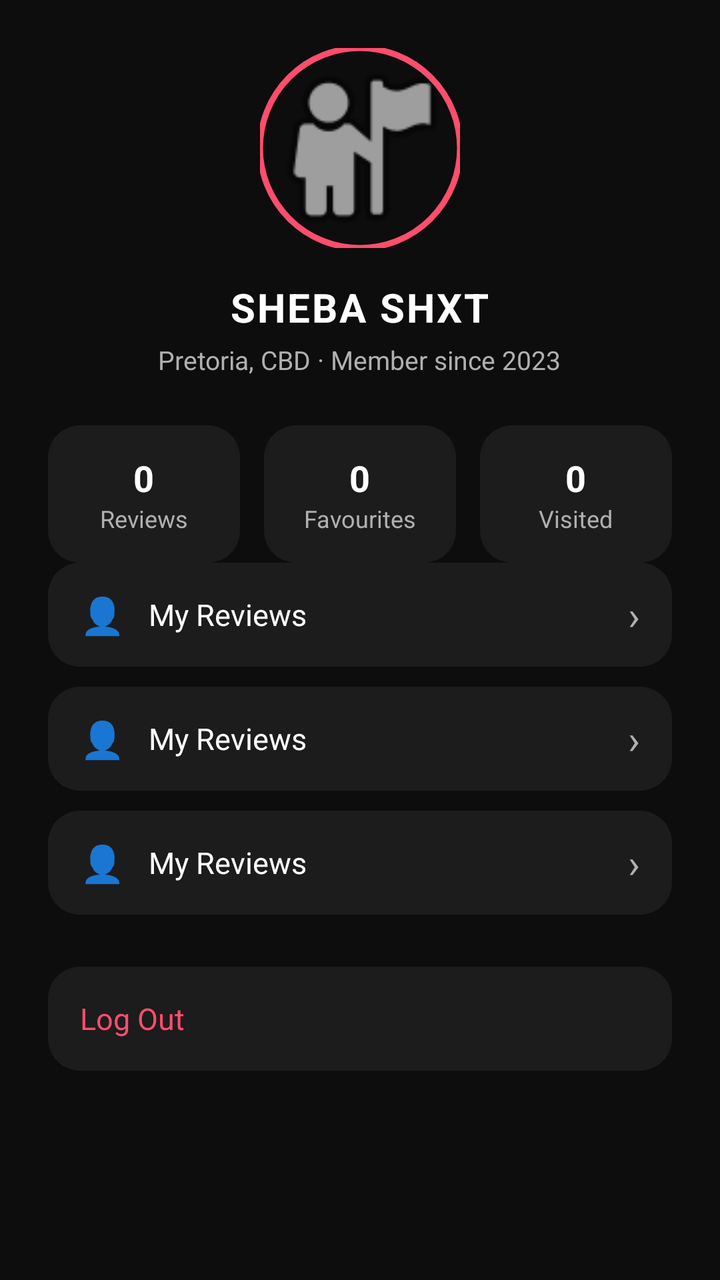
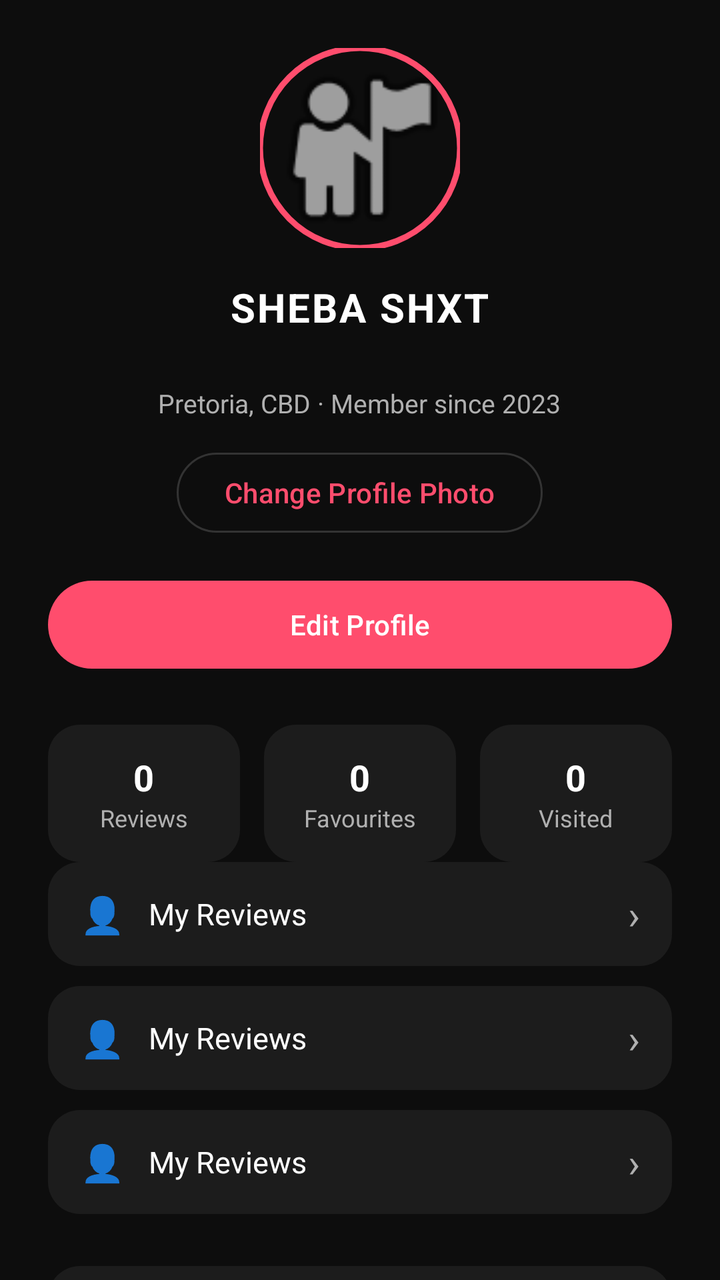

Before-and-after screenshots of an Android layout around one commit, followed by the original layout XML and the change that was made.
<!-- AndroidManifest.xml: application theme Theme.FeastVibe -->
<!-- res/layout/activity_profile.xml -->
<?xml version="1.0" encoding="utf-8"?>
<androidx.constraintlayout.widget.ConstraintLayout
    xmlns:android="http://schemas.android.com/apk/res/android"
    xmlns:app="http://schemas.android.com/apk/res-auto"
    android:id="@+id/main"
    android:layout_width="match_parent"
    android:layout_height="match_parent"
    android:background="@color/background_dark">

    <androidx.core.widget.NestedScrollView
        android:layout_width="0dp"
        android:layout_height="0dp"
        app:layout_constraintTop_toTopOf="parent"
        app:layout_constraintBottom_toBottomOf="parent"
        app:layout_constraintStart_toStartOf="parent"
        app:layout_constraintEnd_toEndOf="parent">

        <LinearLayout
            android:layout_width="match_parent"
            android:layout_height="wrap_content"
            android:gravity="center_horizontal"
            android:orientation="vertical"
            android:padding="24dp">

            
            <com.google.android.material.imageview.ShapeableImageView
                android:layout_width="100dp"
                android:layout_height="100dp"
                android:scaleType="centerCrop"
                android:src="@android:drawable/ic_menu_myplaces"
                app:shapeAppearanceOverlay="@style/CircleImage"
                app:strokeColor="@color/pink_primary"
                app:strokeWidth="3dp" />

            <TextView
                android:layout_width="wrap_content"
                android:layout_height="wrap_content"
                android:layout_marginTop="16dp"
                android:id="@+id/tv_profile_name"
                android:text="SHEBA SHXT"
                android:textColor="@color/text_primary"
                android:textSize="20sp"
                android:textStyle="bold"
                android:letterSpacing="0.05" />

            <TextView
                android:layout_width="wrap_content"
                android:layout_height="wrap_content"
                android:layout_marginTop="4dp"
                android:id="@+id/tv_profile_meta"
                android:text="Pretoria, CBD · Member since 2023"
                android:textColor="@color/text_secondary"
                android:textSize="13sp" />

            
            <LinearLayout
                android:layout_width="match_parent"
                android:layout_height="wrap_content"
                android:layout_marginTop="24dp"
                android:orientation="horizontal">

                <LinearLayout style="@style/StatBox">
                    <TextView android:id="@+id/tv_reviews_count" style="@style/StatNumber" android:text="0" />
                    <TextView style="@style/StatLabel" android:text="Reviews" />
                </LinearLayout>

                <LinearLayout style="@style/StatBox" android:layout_marginStart="12dp">
                    <TextView android:id="@+id/tv_favourites_count" style="@style/StatNumber" android:text="0" />
                    <TextView style="@style/StatLabel" android:text="Favourites" />
                </LinearLayout>

                <LinearLayout style="@style/StatBox" android:layout_marginStart="12dp">
                    <TextView android:id="@+id/tv_visited_count" style="@style/StatNumber" android:text="0" />
                    <TextView style="@style/StatLabel" android:text="Visited" />
                </LinearLayout>
            </LinearLayout>

            
            <include android:id="@+id/menu_reviews" layout="@layout/item_profile_menu"
                android:layout_marginTop="32dp" />
            <include android:id="@+id/menu_settings" layout="@layout/item_profile_menu" />
            <include android:id="@+id/menu_help" layout="@layout/item_profile_menu" />

            <TextView
                android:layout_width="match_parent"
                android:layout_height="52dp"
                android:layout_marginTop="16dp"
                android:background="@drawable/bg_card"
                android:gravity="center_vertical"
                android:paddingHorizontal="16dp"
                android:id="@+id/tv_log_out"
                android:text="Log Out"
                android:textColor="@color/pink_primary"
                android:textSize="15sp" />
        </LinearLayout>
    </androidx.core.widget.NestedScrollView>

</androidx.constraintlayout.widget.ConstraintLayout>
<!-- res/layout/item_profile_menu.xml (included above) -->
<?xml version="1.0" encoding="utf-8"?>
<LinearLayout xmlns:android="http://schemas.android.com/apk/res/android"
    android:layout_width="match_parent"
    android:layout_height="52dp"
    android:orientation="horizontal"
    android:background="@drawable/bg_card"
    android:paddingHorizontal="16dp"
    android:layout_marginBottom="10dp"
    android:gravity="center_vertical">

    <TextView
        android:layout_width="wrap_content"
        android:layout_height="wrap_content"
        android:text="👤"
        android:textSize="18sp" />

    <TextView
        android:id="@+id/tv_menu_label"
        android:layout_width="0dp"
        android:layout_height="wrap_content"
        android:layout_marginStart="12dp"
        android:layout_weight="1"
        android:text="My Reviews"
        android:textColor="@color/text_primary"
        android:textSize="15sp" />

    <TextView
        android:layout_width="wrap_content"
        android:layout_height="wrap_content"
        android:text="›"
        android:textColor="@color/text_secondary"
        android:textSize="20sp" />
</LinearLayout>
<!-- resources referenced by this layout -->
<resources>
  <color name="background_dark">#0D0D0D</color>
  <color name="pink_primary">#FF4D6D</color>
  <color name="text_primary">#FFFFFF</color>
  <color name="text_secondary">#B0B0B0</color>
  <!-- drawable bg_card (drawable) -->
  <?xml version="1.0" encoding="utf-8"?>
  <shape xmlns:android="http://schemas.android.com/apk/res/android"
      android:shape="rectangle">
      <solid android:color="@color/card_dark" />
      <corners android:radius="16dp" />
  </shape>
  <style name="CircleImage">
          <item name="cornerFamily">rounded</item>
          <item name="cornerSize">50%</item>
      </style>
  <style name="StatBox">
          <item name="android:layout_width">0dp</item>
          <item name="android:layout_height">wrap_content</item>
          <item name="android:layout_weight">1</item>
          <item name="android:background">@drawable/bg_card</item>
          <item name="android:gravity">center</item>
          <item name="android:orientation">vertical</item>
          <item name="android:padding">14dp</item>
      </style>
  <style name="StatLabel">
          <item name="android:layout_width">wrap_content</item>
          <item name="android:layout_height">wrap_content</item>
          <item name="android:textColor">@color/text_secondary</item>
          <item name="android:textSize">12sp</item>
      </style>
  <style name="StatNumber">
          <item name="android:layout_width">wrap_content</item>
          <item name="android:layout_height">wrap_content</item>
          <item name="android:textColor">@color/text_primary</item>
          <item name="android:textSize">18sp</item>
          <item name="android:textStyle">bold</item>
      </style>
  <style name="Theme.FeastVibe" parent="Base.Theme.FeastVibe" />
  <color name="card_dark">#1C1C1C</color>
  <style name="Base.Theme.FeastVibe" parent="Theme.Material3.DayNight.NoActionBar">
          
          <item name="colorPrimary">@color/pink_primary</item>
          <item name="colorOnPrimary">@color/white</item>
          <item name="colorSecondary">@color/pink_primary</item>
          <item name="android:statusBarColor">@color/background_dark</item>
          <item name="android:navigationBarColor">@color/background_dark</item>
          <item name="android:windowLightStatusBar">false</item>
      </style>
  <color name="white">#FFFFFFFF</color>
</resources>

<!-- the commit's change to res/layout/activity_profile.xml (unified diff, before → after) -->
@@ -24,6 +24,7 @@
 
             
             <com.google.android.material.imageview.ShapeableImageView
+                android:id="@+id/iv_profile_photo"
                 android:layout_width="100dp"
                 android:layout_height="100dp"
                 android:scaleType="centerCrop"
@@ -44,6 +45,14 @@
                 android:letterSpacing="0.05" />
 
             <TextView
+                android:id="@+id/tv_profile_email"
+                android:layout_width="wrap_content"
+                android:layout_height="wrap_content"
+                android:layout_marginTop="4dp"
+                android:textColor="@color/text_secondary"
+                android:textSize="13sp" />
+
+            <TextView
                 android:layout_width="wrap_content"
                 android:layout_height="wrap_content"
                 android:layout_marginTop="4dp"
@@ -51,6 +60,28 @@
                 android:text="Pretoria, CBD · Member since 2023"
                 android:textColor="@color/text_secondary"
                 android:textSize="13sp" />
+
+            <com.google.android.material.button.MaterialButton
+                android:id="@+id/btn_change_photo"
+                android:layout_width="wrap_content"
+                android:layout_height="wrap_content"
+                android:layout_marginTop="12dp"
+                android:text="Change Profile Photo"
+                android:textColor="@color/pink_primary"
+                android:backgroundTint="@android:color/transparent"
+                app:cornerRadius="20dp"
+                app:strokeColor="@color/divider"
+                app:strokeWidth="1dp" />
+
+            <com.google.android.material.button.MaterialButton
+                android:id="@+id/btn_edit_profile"
+                android:layout_width="match_parent"
+                android:layout_height="52dp"
+                android:layout_marginTop="16dp"
+                android:text="Edit Profile"
+                android:textColor="@color/white"
+                app:backgroundTint="@color/pink_primary"
+                app:cornerRadius="26dp" />
 
             
             <LinearLayout
<!-- resource entries referenced after the edit -->
@@ -1,6 +1,7 @@
 <!-- resources referenced by this layout -->
 <resources>
   <color name="background_dark">#0D0D0D</color>
+  <color name="divider">#333333</color>
   <color name="pink_primary">#FF4D6D</color>
   <color name="text_primary">#FFFFFF</color>
   <color name="text_secondary">#B0B0B0</color>
